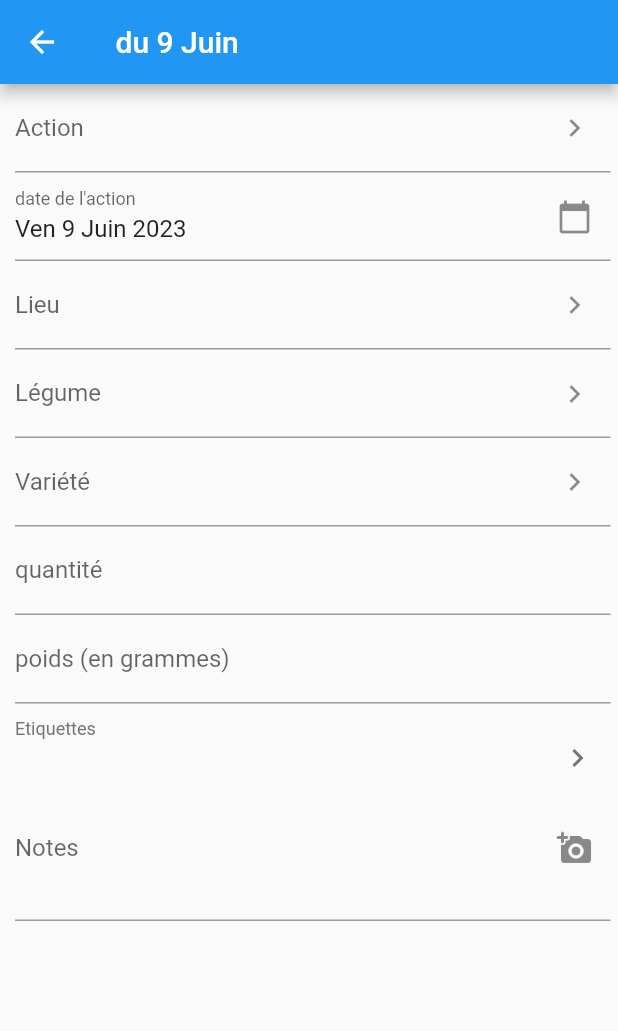
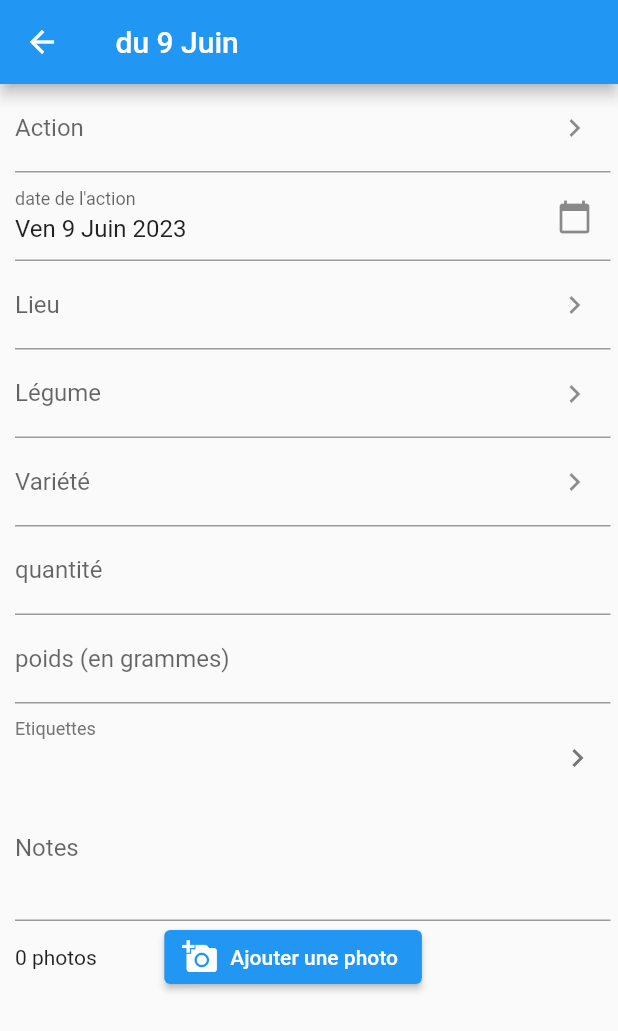
Before and after one commit to xjimenez59/garden-planner, a Flutter app: the screen it shows after launch, after a tap on the "add" icon, on a phone screen of 412 x 824 dp. Shown: the top 1031 px of the screen. Run offline on Flutter 3.47's test engine with Material 2 defaults, Android fonts, the light colour scheme and no system bars; our stand-ins replace camera; missing offline and left inert: flutter_guid; network calls fail.

Commit message:
Plusieurs photos + suppression photos

```diff
--- a/app/lib/action_detail.dart
+++ b/app/lib/action_detail.dart
@@ -38,7 +38,6 @@ class _ActionDetail extends State<ActionDetail> {
   TextEditingController lieuInput = TextEditingController();
 
   ActionLog actionLog;
-  String imagePath = "";
 
   _ActionDetail({required this.actionLog});
 
@@ -194,12 +193,7 @@ class _ActionDetail extends State<ActionDetail> {
         controller: notesInput,
         minLines: 3,
         maxLines: 5,
-        decoration: InputDecoration(
-            suffixIcon: IconButton(
-              onPressed: onPictureTap,
-              icon: Icon(Icons.add_a_photo_rounded),
-            ),
-            labelText: "Notes" //label text of field
+        decoration: InputDecoration(labelText: "Notes" //label text of field
             ),
         onChanged: (value) {
           actionLog.notes = value;
@@ -210,10 +204,31 @@ class _ActionDetail extends State<ActionDetail> {
           }
         },
       ),
-      Padding(
-        padding: EdgeInsets.all(12),
-        child: imagePath == "" ? null : Image.network(imagePath),
-      )
+      Row(children: [
+        // image count in the list
+        // or length of the list
+        Text("${actionLog.photos.length} photos"),
+        SizedBox(width: 45),
+        // icon button to add
+        // the image to the list
+        ElevatedButton.icon(
+          icon: Icon(Icons.add_a_photo),
+          label: Text("Ajouter une photo"),
+          // when pressed call
+          // the add method
+          onPressed: onPictureTap,
+        )
+      ]),
+      for (var img in actionLog.photos)
+        Dismissible(
+            key: Key(img),
+            onDismissed: onPhotoDismissed(img),
+            background: Container(
+                color: Colors.red.shade100, margin: EdgeInsets.only(bottom: 0)),
+            child: Padding(
+              padding: EdgeInsets.all(12),
+              child: Image.network(img),
+            ))
     ]);
 
     String pageTitle =
@@ -329,7 +344,8 @@ class _ActionDetail extends State<ActionDetail> {
           MaterialPageRoute(
               builder: (context) => TakePictureScreen(cameras: value)));
       setState(() {
-        imagePath = result;
+        actionLog.isModified = true;
+        actionLog.photos.add(result);
       });
     });
   }
@@ -441,4 +457,16 @@ class _ActionDetail extends State<ActionDetail> {
 
     return result;
   }
+
+  void Function(DismissDirection direction) onPhotoDismissed(String img) {
+    return (DismissDirection direction) async {
+      bool deleted = await ApiService().deletePicture(img);
+      if (deleted) {
+        setState(() {
+          actionLog.isModified = true;
+          actionLog.photos.remove(img);
+        });
+      }
+    };
+  }
 }
--- a/app/lib/constants.dart
+++ b/app/lib/constants.dart
@@ -1,8 +1,8 @@
 class ApiConstants {
 //  static String baseUrl = 'http://10.0.2.2:8081'; //-- pour l'émulateur Android
-  // static String baseUrl = 'http://localhost:8081';
-//  static String baseUrl = 'http://jactez.com:8081';
-  static String baseUrl = 'https://gardenplanner.app.jactez.com:8083/api';
+//static String baseUrl = 'http://localhost:8081';
+  static String baseUrl = 'http://192.168.1.76:8081';
+//  static String baseUrl = 'https://gardenplanner.app.jactez.com:8083/api';
 
   static String logsEndpoint = '/logs';
   static String logEndpoint = '/log';
```
Also changed, not shown: app/lib/api_service.dart (+16 -0 lines), 2 other files.
